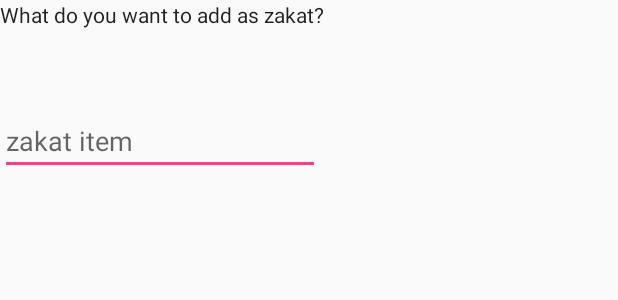
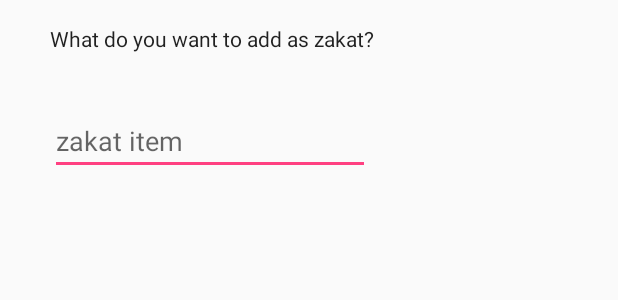
Before and after one commit to adil659/ZakatApp, an Android app: the layout more_item_dialog_layout.xml on its own in the app's theme, with its tools: preview values and no code run, on a phone screen of 412 x 824 dp. Shown: the top 300 px of the screen. Run offline under Robolectric (Android 15) with nearby library versions, the phone set to English and light mode, and no system bars.

Commit message:
Code cleanup (#12)
Changes made:
code cleanup
remove unused imports
gram-to-ounce conversion more accurate
zakat calculation more accurate
organize files, datastructure folder
add TODO's

```diff
--- a/app/src/main/java/com/ideas/innovative/zakatapp/AddNewItemActivity.java
+++ b/app/src/main/java/com/ideas/innovative/zakatapp/AddNewItemActivity.java
@@ -48,7 +48,6 @@ public class AddNewItemActivity extends AppCompatActivity {
                 String string = arrayList.get(position);
                 if (string.equals("Anything else")) {
                     AlertDialog.Builder builder = new AlertDialog.Builder(AddNewItemActivity.this);
-                    builder.setMessage("hello");
                     final View layoutView = getLayoutInflater().inflate(R.layout.more_item_dialog_layout, null);
                     builder.setView(layoutView);
                     builder.setPositiveButton("OK", new DialogInterface.OnClickListener() {
--- a/app/src/main/java/com/ideas/innovative/zakatapp/EditTextListView.java
+++ b/app/src/main/java/com/ideas/innovative/zakatapp/DataStructure/EditTextListView.java
@@ -1,4 +1,4 @@
-package com.ideas.innovative.zakatapp;
+package com.ideas.innovative.zakatapp.DataStructure;
 
 import android.content.Context;
 import android.util.AttributeSet;
--- a/app/src/main/java/com/ideas/innovative/zakatapp/EditablePair.java
+++ b/app/src/main/java/com/ideas/innovative/zakatapp/DataStructure/EditablePair.java
@@ -1,4 +1,4 @@
-package com.ideas.innovative.zakatapp;
+package com.ideas.innovative.zakatapp.DataStructure;
 
 import android.util.Pair;
 
@@ -8,8 +8,8 @@ import android.util.Pair;
 
 public class EditablePair<K, V>  {
 
-    K key;
-    V value;
+    public K key;
+    public V value;
 
     public EditablePair(K first, V second) {
         key = first;
--- a/app/src/main/java/com/ideas/innovative/zakatapp/MainActivity.java
+++ b/app/src/main/java/com/ideas/innovative/zakatapp/MainActivity.java
@@ -219,12 +219,9 @@ public class MainActivity extends AppCompatActivity {
                             //Log.v("Are we here ", ", did we make it here? ");
                         }
                         else {
-                            //Log.v("Which call", "url succeed [" + url + "] price [" + mDataset.dataset.data.get(0).get(1) + "]");
                             if (url.contains("GOLD")) {
                                 Log.v("MetalApi", "gold succeeded price[" + mDataset.dataset.data.get(0).get(1) + "]");
                                 mAssetsFragment.setGoldValue(String.valueOf(mDataset.dataset.data.get(0).get(1)));
-                                String.valueOf(mDataset.dataset.data.get(0).get(1));
-                                //Log.v("Are we here ", " Gold value " + String.valueOf(mDataset.dataset.data.get(0).get(1)));
                                 String end_date = mDataset.dataset.end_date;
                                 Date newDate = null;
                                 try {
@@ -239,10 +236,7 @@ public class MainActivity extends AppCompatActivity {
                             }
                             else if (url.contains("SILVER")){
                                 Log.v("MetalApi", "silver succeeded price[" + mDataset.dataset.data.get(0).get(1) + "]");
-                                //Log.v("Are we here ", " Silver value " + String.valueOf(mDataset.dataset.data.get(0).get(1)));
                                 mAssetsFragment.setSilverValue(String.valueOf(mDataset.dataset.data.get(0).get(1)));
-                                String.valueOf(mDataset.dataset.data.get(0).get(1));
-                                Log.v("Are we here ", " Gold value " + String.valueOf(mDataset.dataset.data.get(0).get(1)));
                                 String end_date = mDataset.dataset.end_date;
                                 try {
                                     Date newDate = simpleDateFormat.parse(end_date);
--- a/app/src/main/res/layout/more_item_dialog_layout.xml
+++ b/app/src/main/res/layout/more_item_dialog_layout.xml
@@ -9,20 +9,29 @@
         android:id="@+id/textView4"
         android:layout_width="wrap_content"
         android:layout_height="wrap_content"
+        android:layout_marginEnd="8dp"
+        android:layout_marginStart="8dp"
+        android:layout_marginTop="16dp"
         android:text="What do you want to add as zakat?"
         android:textAppearance="@style/TextAppearance.AppCompat.Body1"
-        tools:layout_editor_absoluteX="0dp"
-        tools:layout_editor_absoluteY="33dp" />
+        app:layout_constraintEnd_toEndOf="parent"
+        app:layout_constraintHorizontal_bias="0.139"
+        app:layout_constraintStart_toStartOf="parent"
+        app:layout_constraintTop_toTopOf="parent" />
 
     <EditText
         android:id="@+id/customZakatItem"
         android:layout_width="wrap_content"
         android:layout_height="wrap_content"
-        android:layout_marginTop="52dp"
+        android:layout_marginEnd="8dp"
+        android:layout_marginStart="8dp"
+        android:layout_marginTop="36dp"
         android:ems="10"
         android:hint="zakat item"
         android:inputType="textPersonName"
-        app:layout_constraintTop_toBottomOf="@+id/textView4"
-        tools:layout_editor_absoluteX="0dp" />
+        app:layout_constraintEnd_toEndOf="parent"
+        app:layout_constraintHorizontal_bias="0.137"
+        app:layout_constraintStart_toStartOf="parent"
+        app:layout_constraintTop_toBottomOf="@+id/textView4" />
 
 </android.support.constraint.ConstraintLayout>
--- a/app/src/main/res/layout/payment_item.xml
+++ b/app/src/main/res/layout/payment_item.xml
@@ -38,7 +38,7 @@
         app:layout_constraintTop_toTopOf="parent"
         app:layout_constraintVertical_bias="0.0" />
 
-    <com.ideas.innovative.zakatapp.EditTextListView
+    <com.ideas.innovative.zakatapp.DataStructure.EditTextListView
         android:id="@+id/answerBox"
         android:layout_width="188dp"
         android:layout_height="60dp"
```
Also changed, not shown: app/src/main/java/com/ideas/innovative/zakatapp/AssetsFragment.java (+22 -25 lines), app/src/main/java/com/ideas/innovative/zakatapp/LiabilitiesFragment.java (+5 -20 lines), app/src/main/java/com/ideas/innovative/zakatapp/PaymentItemsAdapter.java (+1 -10 lines).
